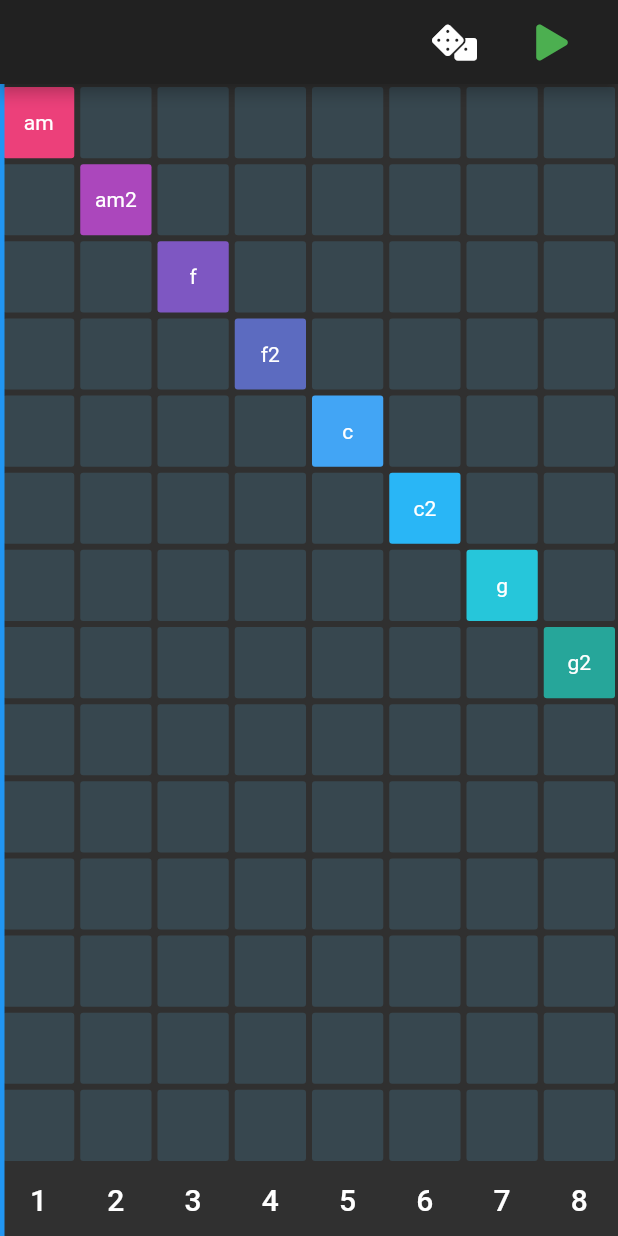
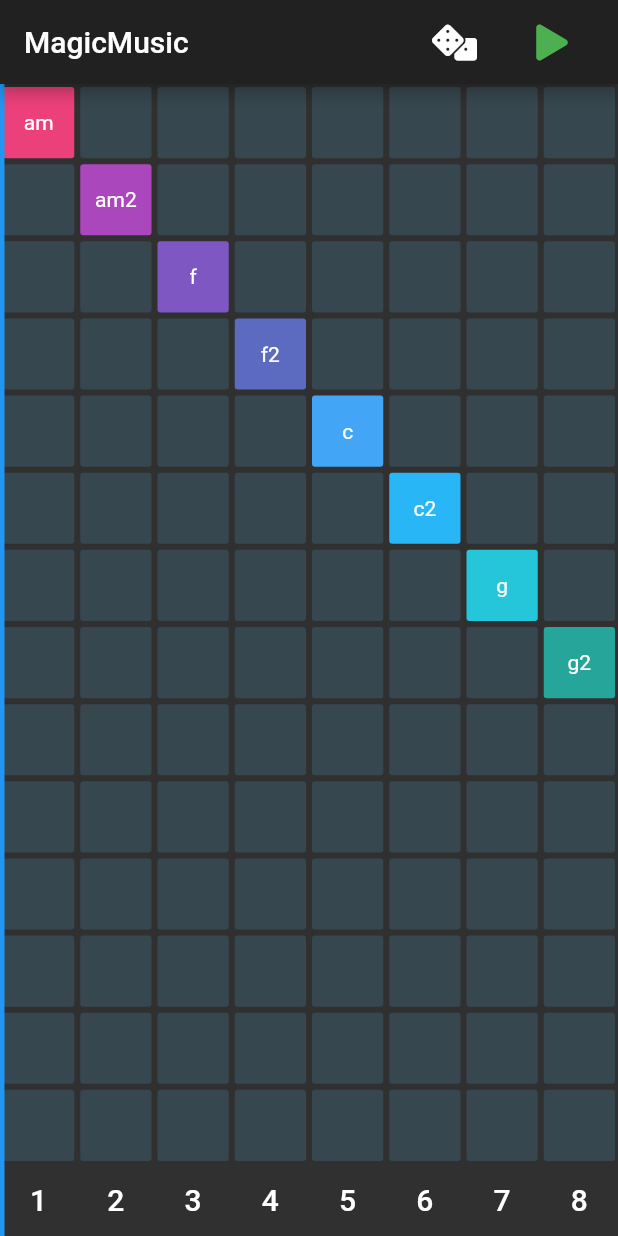
Before and after one commit to codediodeio/magic-music-flutter-create, a Flutter app: the screen it shows after launch, on a phone screen of 412 x 824 dp. Run offline on Flutter 3.47's test engine with Material 2 defaults, Android fonts, the phone set to English and light mode, and no system bars; our stand-ins replace audioplayers, font_awesome_flutter.

Commit message:
add title 4.849kb

```diff
--- a/lib/main.dart
+++ b/lib/main.dart
@@ -50,7 +50,7 @@ class MusicPageState extends State<MusicPage> with TickerProviderStateMixin {
   @override
   Widget build(BuildContext context) {
     return Scaffold(
-      appBar: AppBar(actions: [
+      appBar: AppBar(title: Text('MagicMusic'), actions: [
         Padding(
           padding: EdgeInsets.only(right: 20),
           child: IconButton(
```
